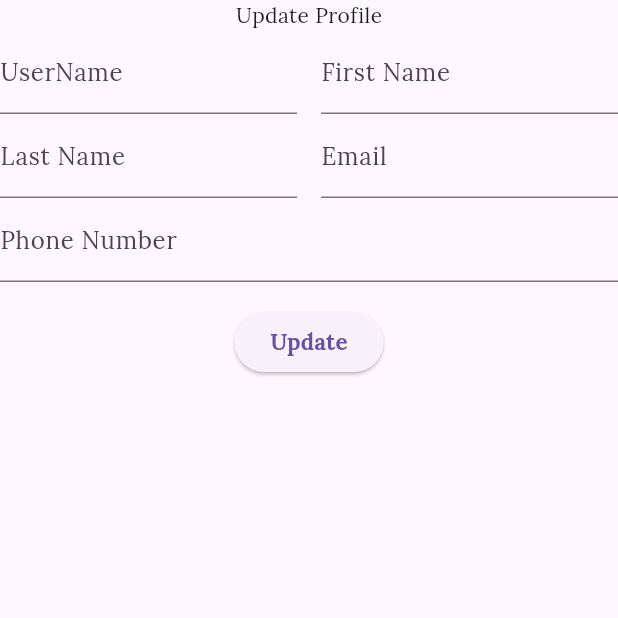
After one commit to mayursarode05/flutter_basic, a Flutter app: the ProfilePage screen opened by its route, after a tap on "Update", on a phone screen of 412 x 824 dp, the top half of it. The commit adds this screen. Run offline on Flutter 3.47's test engine with Material 3 defaults, Android fonts, the phone set to English and light mode, and no system bars; our stand-ins replace delightful_toast, flutter_secure_storage, google_fonts; accounts and stored records are empty; network calls fail.

Commit message:
Fix : Added Profile page

```diff
--- a/lib/data/apis/app_service.dart
+++ b/lib/data/apis/app_service.dart
@@ -13,16 +13,28 @@ class AppService implements BaseService {
 
   @override
   Future getResponse(String url, Map<String, dynamic> params,
-      Map<String, String> headers, Map<String, dynamic> queryParameters) {
-
-    throw UnimplementedError();
+      Map<String, String> headers, Map<String, dynamic> queryParameters) async {
+    dynamic responseJson;
+    final finalUrl = validateURL(url);
+    Uri uri = getUri(finalUrl, queryParameters);
+    headers = getHeader(headers);
+    final response =
+        await http.get(uri, headers: headers);
+    responseJson = _parseToJson(response.body);
+    return responseJson;
   }
 
   @override
   Future patchResponse(String url, Map<String, dynamic> params,
-      Map<String, String> headers, Map<String, dynamic> queryParameters) {
-
-    throw UnimplementedError();
+      Map<String, String> headers, Map<String, dynamic> queryParameters) async {
+    dynamic responseJson;
+    final finalUrl = validateURL(url);
+    Uri uri = getUri(finalUrl, queryParameters);
+    headers = getHeader(headers);
+    final response =
+        await http.patch(uri, headers: headers, body: jsonEncode(params));
+    responseJson = _parseToJson(response.body);
+    return responseJson;
   }
 
   @override
--- /dev/null
+++ b/lib/data/repository/user_repository.dart
@@ -0,0 +1,25 @@
+import 'package:my_app/data/apis/app_base_service.dart';
+import 'package:my_app/data/apis/app_service.dart';
+
+class UserRepository {
+  final BaseService _appService = AppService();
+
+  Future<dynamic> getUserInfo(String url, Map<String,dynamic> params, Map<String,String> headers, Map<String,dynamic> queryParameters) async {
+    try{
+      dynamic response =  await _appService.getResponse(url, params, headers, queryParameters);
+      return response;
+    }
+    catch(e){
+      rethrow;
+    }
+  }
+  Future<dynamic> updateUserInfo(String url, Map<String,dynamic> params, Map<String,String> headers, Map<String,dynamic> queryParameters) async {
+    try{
+      dynamic response =  await _appService.patchResponse(url, params, headers, queryParameters);
+      return response;
+    }
+    catch(e){
+      rethrow;
+    }
+  }
+}
--- a/lib/main.dart
+++ b/lib/main.dart
@@ -4,6 +4,7 @@ import 'package:flutter/material.dart';
 import 'package:google_fonts/google_fonts.dart';
 import 'package:my_app/view/screens/common/home_page.dart';
 import 'package:my_app/view/screens/common/login_page.dart';
+import 'package:my_app/view/screens/common/profile_page.dart';
 import 'package:my_app/view/screens/common/signup_page.dart';
 import './utils/routes.dart';
 
@@ -41,6 +42,7 @@ class MyApp extends StatelessWidget {
           MyRoutes.loginRoute: (context) => LoginPage(),
           MyRoutes.homeRoute: (context) => HomePage(),
           MyRoutes.signUpRoute: (context) => SignUp(),
+          MyRoutes.profileRoute: (context) => ProfilePage(),
         }
     );
   }
--- a/lib/utils/routes.dart
+++ b/lib/utils/routes.dart
@@ -2,4 +2,5 @@ class MyRoutes{
   static String homeRoute = '/home';
   static String loginRoute = '/login';
   static String signUpRoute = "/signup";
+  static String profileRoute = "/profile";
 }
--- a/lib/view/screens/common/login_page.dart
+++ b/lib/view/screens/common/login_page.dart
@@ -1,3 +1,5 @@
+import 'package:flutter_secure_storage/flutter_secure_storage.dart';
+
 import '../../../../../utils/utils.dart';
 
 class LoginPage extends StatefulWidget {
@@ -136,6 +138,10 @@ class _LoginPageState extends State<LoginPage> {
         if (response != null && response["success"] == true) {
           // Successful Login
           if (mounted) {
+            String userId = response["user"][0]["userId"];
+            print("userId: $userId");
+            const storage = FlutterSecureStorage();
+            await storage.write(key: 'loggedInUserId', value: userId);
             Navigator.pushNamed(context, MyRoutes.homeRoute, arguments: true);
           }
         } else {
@@ -170,5 +176,8 @@ class _LoginPageState extends State<LoginPage> {
         ).show(context);
       }
     }
+    else{
+
+    }
   }
 }
--- /dev/null
+++ b/lib/view/screens/common/profile_page.dart
@@ -0,0 +1,156 @@
+import 'dart:ui';
+
+import 'package:flutter/material.dart';
+import 'package:flutter_secure_storage/flutter_secure_storage.dart';
+import 'package:my_app/utils/utils.dart';
+import 'package:my_app/view_models/userVM.dart';
+
+class ProfilePage extends StatefulWidget {
+  const ProfilePage({super.key});
+
+  @override
+  State<ProfilePage> createState() => _ProfilePageState();
+}
+
+class _ProfilePageState extends State<ProfilePage> {
+  final UserViewModel _userViewModel = UserViewModel();
+
+  final _formKey = GlobalKey<FormState>();
+  final _userNameController = TextEditingController();
+  final _firstNameController = TextEditingController();
+  final _lastNameController = TextEditingController();
+  final _emailController = TextEditingController();
+  final _phoneController = TextEditingController();
+
+  @override
+  void initState() {
+    super.initState();
+    _loadUserData();
+  }
+
+  Future<void> _loadUserData() async {
+    const storage = FlutterSecureStorage();
+    String? userId = await storage.read(key: 'loggedInUserId');
+    if (userId != null) {
+      await _getUserData(userId);
+    }
+  }
+
+  Future<void> _getUserData(String userId) async {
+    var response = _userViewModel
+        .getUserInfo('/User/GetUserInfo', {}, {}, {'userId': userId});
+    response.then((value) {
+      if (value != null) {
+        setState(() {
+          SetUserData(value);
+        });
+      }
+    });
+  }
+
+  SetUserData(data) {
+    _userNameController.text = data['userName'];
+    _firstNameController.text = data['firstName'];
+    _lastNameController.text = data['lastName'];
+    _emailController.text = data['email'];
+    _phoneController.text = data['phoneNumber'];
+  }
+
+  @override
+  Widget build(BuildContext context) {
+    return Scaffold(
+        body: Form(
+      key: _formKey,
+      child: Column(children: [
+        Text("Update Profile"),
+        Row(
+          children: [
+            Expanded(
+              child: TextFormField(
+                  controller: _userNameController,
+                  decoration: InputDecoration(
+                    labelText: "UserName",
+                    enabled: true,
+                  )),
+            ),
+            SizedBox(width: 16),
+            Expanded(
+              child: TextFormField(
+                  controller: _firstNameController,
+                  decoration: InputDecoration(
+                    labelText: "First Name",
+                    hintText: "Enter First Name",
+                  )),
+            )
+          ],
+        ),
+        Row(
+          children: [
+            Expanded(
+              child: TextFormField(
+                  controller: _lastNameController,
+                  decoration: InputDecoration(
+                    labelText: "Last Name",
+                    hintText: "Enter Last Name",
+                  )),
+            ),
+            SizedBox(width: 16),
+            Expanded(
+              child: TextFormField(
+                  controller: _emailController,
+                  decoration: InputDecoration(
+                    labelText: "Email",
+                    hintText: "Enter Email",
+                  )),
+            )
+          ],
+        ),
+        TextFormField(
+            controller: _phoneController,
+            decoration: InputDecoration(
+              labelText: "Phone Number",
+              hintText: "Enter Phone Number",
+            )),
+        SizedBox(height: 16, width: 20),
+        ElevatedButton(
+            onPressed: () {
+              handleProfileUpdate();
+            },
+            child: Text(
+              "Update",
+              style: TextStyle(fontSize: 15, fontWeight: FontWeight.bold),
+            )),
+      ]),
+    ));
+  }
+
+  handleProfileUpdate() {
+    if (_formKey.currentState!.validate()) {
+      var response =
+          _userViewModel.updateUserInfo('/User/UpdateUserDetails', {
+        'userName': _userNameController.text,
+        'firstName': _firstNameController.text,
+        'lastName': _lastNameController.text,
+        'email': _emailController.text,
+        'phoneNumber': _phoneController.text,
+      }, {}, {});
+      response.then((value) {
+        if (value != null) {
+          setState(() {
+            SetUserData(value);
+          });
+        }
+      });
+      DelightToastBar(
+        builder: (context) {
+          return ToastCard(title: Text('Data Updated Successfully',
+            style: TextStyle(fontWeight: FontWeight.w700, fontSize: 14),
+          ));
+        },
+        position: DelightSnackbarPosition.top,
+        snackbarDuration: Durations.extralong2,
+        autoDismiss: true,
+      ).show(context);
+    }
+  }
+}
--- a/lib/view/screens/common/signup_page.dart
+++ b/lib/view/screens/common/signup_page.dart
@@ -1,5 +1,4 @@
 import 'package:flutter/cupertino.dart';
-import 'package:flutter/material.dart';
 import 'package:my_app/utils/utils.dart';
 
 class SignUp extends StatefulWidget {
@@ -145,7 +144,7 @@ class _SignUpState extends State<SignUp> {
                             backgroundColor: Color(0xff4c505b),
                             child: IconButton(
                                 color: Colors.white,
-                                onPressed: () => HandleSignUp(
+                                onPressed: () => handleSignUp(
                                   requestParam: {
                                     "userName": _userNameController.text,
                                     "password": _passwordController.text,
@@ -170,7 +169,7 @@ class _SignUpState extends State<SignUp> {
       ),
     );
   }
-  Future<void> HandleSignUp({
+  Future<void> handleSignUp({
     Map<String, dynamic> requestParam = const {},
     Map<String, dynamic> queryParam = const {},
   }) async {
@@ -221,7 +220,7 @@ class _SignUpState extends State<SignUp> {
       }
     }
   }
-  HandleSignIn(){
+  handleSignIn ()  {
 
   }
 }
--- a/lib/view/widgets/drawer.dart
+++ b/lib/view/widgets/drawer.dart
@@ -41,7 +41,9 @@ class AppDrawer extends StatelessWidget {
               ),
               title: Text(
                 "Profile",
-              ),
+              ),onTap: () {
+                Navigator.pushNamed(context, MyRoutes.profileRoute);
+              },
             ),
             Divider(
               thickness: 1,
--- /dev/null
+++ b/lib/view_models/userVM.dart
@@ -0,0 +1,28 @@
+import 'package:my_app/data/repository/user_repository.dart';
+import 'package:my_app/utils/utils.dart';
+
+class UserViewModel with ChangeNotifier{
+  final UserRepository _userRepository = UserRepository();
+
+  Future<dynamic> getUserInfo(String url, Map<String,dynamic> params, Map<String,String> headers, Map<String,dynamic> queryParameters) async {
+    try{
+      dynamic response =  await _userRepository.getUserInfo(url, params, headers, queryParameters);
+      notifyListeners();
+      return response;
+    }
+    catch(e){
+      rethrow;
+    }
+  }
+
+  Future<dynamic> updateUserInfo(String url, Map<String,dynamic> params, Map<String,String> headers, Map<String,dynamic> queryParameters) async {
+    try{
+      dynamic response =  await _userRepository.updateUserInfo(url, params, headers, queryParameters);
+      notifyListeners();
+      return response;
+    }
+    catch(e){
+      rethrow;
+    }
+  }
+}
--- a/pubspec.yaml
+++ b/pubspec.yaml
@@ -40,6 +40,7 @@ dependencies:
   flutter_form_builder: ^9.7.0
   provider: ^6.1.2
   delightful_toast: ^1.1.0
+  flutter_secure_storage: ^9.2.4
 dev_dependencies:
   flutter_test:
     sdk: flutter
```
Also changed, not shown: 5 other files.
